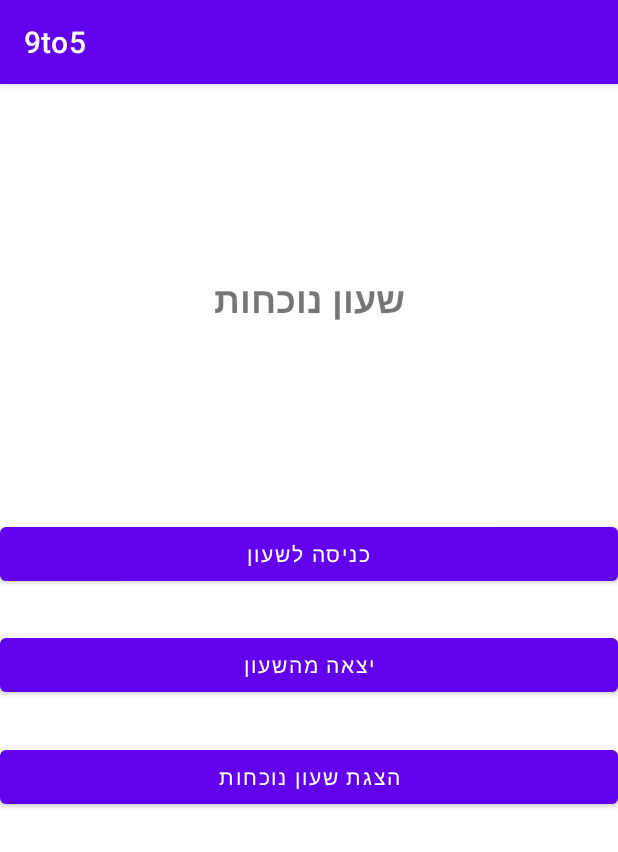
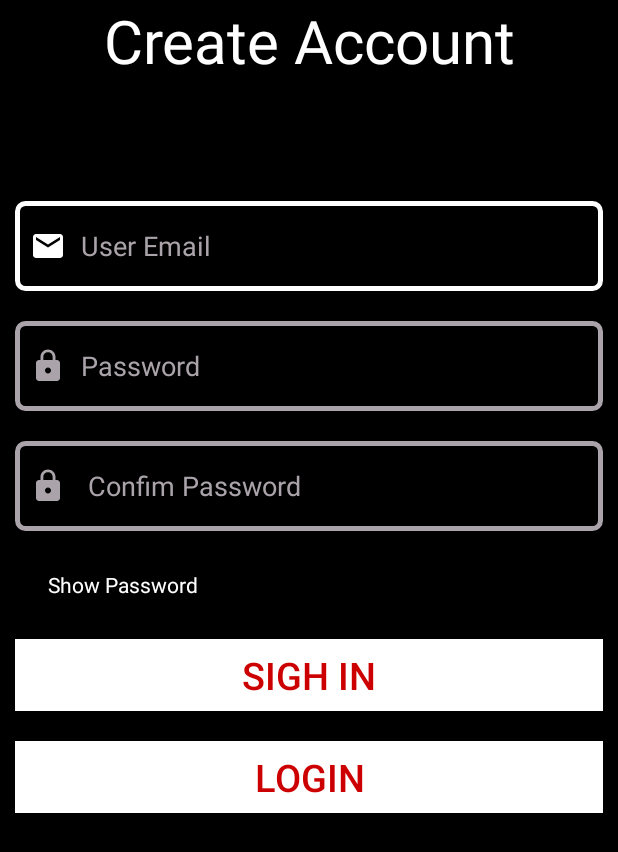
Before and after one commit to MosheWork/9to5, an Android app: the screen it shows after launch (attendance before the commit, RegisterActivity after it), after a tap on an icon or button, on a phone screen of 412 x 824 dp. Shown: the top 852 px of the screen. Run offline under Robolectric (Android 15) with nearby library versions, the phone set to English and light mode, and no system bars.

Commit message:
added 2 more page RegisterActivity LoginActivity

```diff
--- a/app/build.gradle
+++ b/app/build.gradle
@@ -32,7 +32,7 @@
     implementation 'androidx.appcompat:appcompat:1.3.1'
     implementation 'com.google.android.material:material:1.4.0'
     implementation 'androidx.constraintlayout:constraintlayout:2.1.1'
-    implementation 'com.google.firebase:firebase-analytics'
+    implementation 'com.google.firebase:firebase-analytics-ktx:19.0.0'
     testImplementation 'junit:junit:4.+'
     androidTestImplementation 'androidx.test.ext:junit:1.1.3'
     androidTestImplementation 'androidx.test.espresso:espresso-core:3.4.0'
--- a/app/src/main/java/com/example/a9to5/HomePage_test.java
+++ b/app/src/main/java/com/example/a9to5/HomePage_test.java
@@ -136,7 +136,7 @@
     //מטודה שמעבירה לדף הנבחר
 
     private void moveToShowClockTimes(){
-        Intent intent= new Intent(this , attendance.class);
+        Intent intent= new Intent(this , RegisterActivity.class);
         startActivity(intent);
     }
     private void moveToShowProfilePage(){
--- /dev/null
+++ b/app/src/main/java/com/example/a9to5/RegisterActivity.java
@@ -0,0 +1,14 @@
+package com.example.a9to5;
+
+import androidx.appcompat.app.AppCompatActivity;
+
+import android.os.Bundle;
+
+public class RegisterActivity extends AppCompatActivity {
+
+    @Override
+    protected void onCreate(Bundle savedInstanceState) {
+        super.onCreate(savedInstanceState);
+        setContentView(R.layout.activity_register);
+    }
+}
--- /dev/null
+++ b/app/src/main/res/drawable/custom_email_input.xml
@@ -0,0 +1,9 @@
+<?xml version="1.0" encoding="utf-8"?>
+<selector xmlns:android="http://schemas.android.com/apk/res/android">
+
+   <item android:state_focused="true"
+       android:drawable="@drawable/email_fucos"/>
+
+    <item android:state_focused="false"
+        android:drawable="@drawable/ic_baseline_email_24"/>
+</selector>
--- /dev/null
+++ b/app/src/main/res/drawable/custom_input.xml
@@ -0,0 +1,18 @@
+<?xml version="1.0" encoding="utf-8"?>
+<selector xmlns:android="http://schemas.android.com/apk/res/android">
+<item android:state_enabled="true" android:state_focused="true">
+    <shape android:shape="rectangle">
+        <solid android:color="@color/black"/>
+        <corners android:radius="5dp"/>
+        <stroke android:color="@color/white" android:width="3dp"/>
+    </shape>
+</item>
+
+    <item android:state_enabled="true" >
+        <shape android:shape="rectangle">
+            <solid android:color="@color/black"/>
+            <corners android:radius="5dp"/>
+            <stroke android:color="@color/grey" android:width="3dp"/>
+        </shape>
+    </item>
+</selector>
--- /dev/null
+++ b/app/src/main/res/drawable/custom_pass_input.xml
@@ -0,0 +1,9 @@
+<?xml version="1.0" encoding="utf-8"?>
+<selector xmlns:android="http://schemas.android.com/apk/res/android">
+
+   <item android:state_focused="true"
+       android:drawable="@drawable/lock_fucos"/>
+
+    <item android:state_focused="false"
+        android:drawable="@drawable/ic_baseline_lock_24"/>
+</selector>
--- /dev/null
+++ b/app/src/main/res/drawable/email_fucos.xml
@@ -0,0 +1,10 @@
+<vector xmlns:android="http://schemas.android.com/apk/res/android"
+    android:width="24dp"
+    android:height="24dp"
+    android:viewportWidth="24"
+    android:viewportHeight="24"
+    >
+  <path
+      android:fillColor="@color/white"
+      android:pathData="M20,4L4,4c-1.1,0 -1.99,0.9 -1.99,2L2,18c0,1.1 0.9,2 2,2h16c1.1,0 2,-0.9 2,-2L22,6c0,-1.1 -0.9,-2 -2,-2zM20,8l-8,5 -8,-5L4,6l8,5 8,-5v2z"/>
+</vector>
--- /dev/null
+++ b/app/src/main/res/drawable/ic_baseline_email_24.xml
@@ -0,0 +1,10 @@
+<vector xmlns:android="http://schemas.android.com/apk/res/android"
+    android:width="24dp"
+    android:height="24dp"
+    android:viewportWidth="24"
+    android:viewportHeight="24"
+    >
+  <path
+      android:fillColor="@color/grey"
+      android:pathData="M20,4L4,4c-1.1,0 -1.99,0.9 -1.99,2L2,18c0,1.1 0.9,2 2,2h16c1.1,0 2,-0.9 2,-2L22,6c0,-1.1 -0.9,-2 -2,-2zM20,8l-8,5 -8,-5L4,6l8,5 8,-5v2z"/>
+</vector>
--- /dev/null
+++ b/app/src/main/res/drawable/ic_baseline_lock_24.xml
@@ -0,0 +1,10 @@
+<vector xmlns:android="http://schemas.android.com/apk/res/android"
+    android:width="24dp"
+    android:height="24dp"
+    android:viewportWidth="24"
+    android:viewportHeight="24"
+    >
+  <path
+      android:fillColor="@color/grey"
+      android:pathData="M18,8h-1L17,6c0,-2.76 -2.24,-5 -5,-5S7,3.24 7,6v2L6,8c-1.1,0 -2,0.9 -2,2v10c0,1.1 0.9,2 2,2h12c1.1,0 2,-0.9 2,-2L20,10c0,-1.1 -0.9,-2 -2,-2zM12,17c-1.1,0 -2,-0.9 -2,-2s0.9,-2 2,-2 2,0.9 2,2 -0.9,2 -2,2zM15.1,8L8.9,8L8.9,6c0,-1.71 1.39,-3.1 3.1,-3.1 1.71,0 3.1,1.39 3.1,3.1v2z"/>
+</vector>
--- /dev/null
+++ b/app/src/main/res/drawable/lock_fucos.xml
@@ -0,0 +1,10 @@
+<vector xmlns:android="http://schemas.android.com/apk/res/android"
+    android:width="24dp"
+    android:height="24dp"
+    android:viewportWidth="24"
+    android:viewportHeight="24"
+    >
+  <path
+      android:fillColor="@color/white"
+      android:pathData="M18,8h-1L17,6c0,-2.76 -2.24,-5 -5,-5S7,3.24 7,6v2L6,8c-1.1,0 -2,0.9 -2,2v10c0,1.1 0.9,2 2,2h12c1.1,0 2,-0.9 2,-2L20,10c0,-1.1 -0.9,-2 -2,-2zM12,17c-1.1,0 -2,-0.9 -2,-2s0.9,-2 2,-2 2,0.9 2,2 -0.9,2 -2,2zM15.1,8L8.9,8L8.9,6c0,-1.71 1.39,-3.1 3.1,-3.1 1.71,0 3.1,1.39 3.1,3.1v2z"/>
+</vector>
--- /dev/null
+++ b/app/src/main/res/layout/activity_register.xml
@@ -0,0 +1,104 @@
+<?xml version="1.0" encoding="utf-8"?>
+<LinearLayout xmlns:android="http://schemas.android.com/apk/res/android"
+    xmlns:app="http://schemas.android.com/apk/res-auto"
+    xmlns:tools="http://schemas.android.com/tools"
+    android:layout_width="match_parent"
+    android:layout_height="match_parent"
+    android:orientation="vertical"
+    android:background="@android:color/black"
+    tools:context=".RegisterActivity">
+
+    <TextView
+        android:layout_width="match_parent"
+        android:layout_height="wrap_content"
+        android:text="Create Account"
+        android:textColor="@android:color/white"
+        android:textSize="40sp"
+        android:layout_marginBottom="70dp"
+        android:textAlignment="center"/>
+
+    <EditText
+        android:layout_width="match_parent"
+        android:layout_height="60dp"
+        android:hint="User Email"
+        android:layout_margin="10dp"
+        android:paddingStart="10dp"
+        android:inputType="text"
+        android:textColor="@android:color/white"
+        android:drawableStart="@drawable/custom_email_input"
+        android:drawablePadding="10dp"
+        android:textColorHint="@color/grey"
+        android:id="@+id/register_email_et"
+        android:background="@drawable/custom_input"/>
+
+
+    <EditText
+        android:layout_width="match_parent"
+        android:layout_height="60dp"
+        android:hint="Password"
+        android:layout_margin="10dp"
+        android:paddingStart="10dp"
+        android:inputType="text"
+        android:drawableStart="@drawable/custom_pass_input"
+        android:drawablePadding="10dp"
+        android:textColorHint="@color/grey"
+        android:id="@+id/register_password_et"
+        android:background="@drawable/custom_input"/>
+    <EditText
+        android:layout_width="match_parent"
+        android:layout_height="60dp"
+        android:hint=" Confim Password"
+        android:layout_margin="10dp"
+        android:paddingStart="10dp"
+        android:inputType="text"
+        android:textColor="@android:color/white"
+        android:drawableStart="@drawable/custom_pass_input"
+        android:drawablePadding="10dp"
+        android:textColorHint="@color/grey"
+        android:id="@+id/register_confirm_password_et"
+        android:background="@drawable/custom_input"/>
+
+
+
+    <CheckBox
+        android:layout_width="200dp"
+        android:layout_height="wrap_content"
+        android:text="Show Password"
+        android:textColor="@color/white"
+        android:layout_marginRight="70dp"
+        android:layout_marginTop="10dp"
+        android:layout_marginBottom="10dp"
+        android:id="@+id/register_checkbox"/>
+
+    <Button
+        android:layout_width="match_parent"
+        android:layout_height="wrap_content"
+        android:background="@android:color/white"
+        android:textColor="@android:color/holo_red_dark"
+        android:text="SIGH IN"
+        android:layout_marginTop="10dp"
+        android:layout_margin="10dp"
+        android:id="@+id/button_register"
+        android:textSize="25sp"/>
+
+    <Button
+        android:layout_width="match_parent"
+        android:layout_height="wrap_content"
+        android:background="@android:color/white"
+        android:textColor="@android:color/holo_red_dark"
+        android:text="LogIN"
+        android:layout_margin="10dp"
+        android:id="@+id/button_login_Signup"
+        android:textSize="25sp"/>
+
+    <ProgressBar
+        android:layout_width="match_parent"
+        android:layout_height="wrap_content"
+        android:id="@+id/progressbar_Register"
+        android:indeterminate="true"
+        android:indeterminateTint="@android:color/white"
+        style="@style/Widget.AppCompat.ProgressBar.Horizontal"
+        android:visibility="invisible"
+        android:layout_margin="20dp"
+        />
+</LinearLayout>
--- a/app/src/main/res/values/colors.xml
+++ b/app/src/main/res/values/colors.xml
@@ -7,4 +7,5 @@
     <color name="teal_700">#FF018786</color>
     <color name="black">#FF000000</color>
     <color name="white">#FFFFFFFF</color>
+    <color name= "grey">#AAA4AA</color>
 </resources>
```
Also changed, not shown: app/src/main/AndroidManifest.xml (+12 -9 lines), app/src/main/java/com/example/a9to5/LoginActivity.java (added, +14 -0 lines), app/src/main/java/com/example/a9to5/Social_Youtube_Guide.java (added, +18 -0 lines), app/src/main/res/layout/activity_login.xml (added, +87 -0 lines), app/src/main/res/layout/activity_social_youtube_guide.xml (added, +9 -0 lines).
